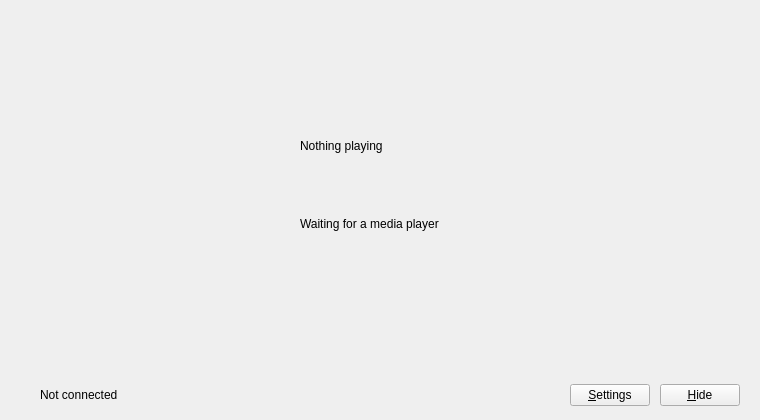
This is ui/mainwindow.ui in se0siris/vobot-now-playing as Qt 5 draws it before an edit. The edited form follows.
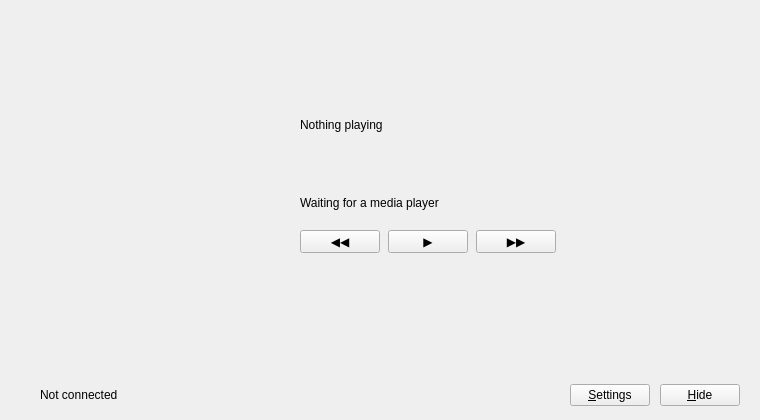
This is the edited form.

Commit message: Added UDP discovery. Added default image to mini-dock app. Used on first start and when no media player is active. Added media buttons to client app. Added PyInstaller script for packaging client .exe.

```diff
--- a/ui/mainwindow.ui
+++ b/ui/mainwindow.ui
@@ -159,6 +159,81 @@
            </property>
           </widget>
          </item>
+         <item>
+          <spacer name="spacer_transport">
+           <property name="orientation">
+            <enum>Qt::Vertical</enum>
+           </property>
+           <property name="sizeType">
+            <enum>QSizePolicy::Fixed</enum>
+           </property>
+           <property name="sizeHint" stdset="0">
+            <size>
+             <width>20</width>
+             <height>14</height>
+            </size>
+           </property>
+          </spacer>
+         </item>
+         <item>
+          <layout class="QHBoxLayout" name="layout_transport">
+           <property name="spacing">
+            <number>8</number>
+           </property>
+           <item>
+            <widget class="QPushButton" name="button_previous">
+             <property name="cursor">
+              <cursorShape>PointingHandCursor</cursorShape>
+             </property>
+             <property name="toolTip">
+              <string>Previous track</string>
+             </property>
+             <property name="text">
+              <string>◀◀</string>
+             </property>
+            </widget>
+           </item>
+           <item>
+            <widget class="QPushButton" name="button_play_pause">
+             <property name="cursor">
+              <cursorShape>PointingHandCursor</cursorShape>
+             </property>
+             <property name="toolTip">
+              <string>Play or pause</string>
+             </property>
+             <property name="text">
+              <string>▶</string>
+             </property>
+            </widget>
+           </item>
+           <item>
+            <widget class="QPushButton" name="button_next">
+             <property name="cursor">
+              <cursorShape>PointingHandCursor</cursorShape>
+             </property>
+             <property name="toolTip">
+              <string>Next track</string>
+             </property>
+             <property name="text">
+              <string>▶▶</string>
+             </property>
+            </widget>
+           </item>
+           <item>
+            <spacer name="spacer_transport_right">
+             <property name="orientation">
+              <enum>Qt::Horizontal</enum>
+             </property>
+             <property name="sizeHint" stdset="0">
+              <size>
+               <width>40</width>
+               <height>20</height>
+              </size>
+             </property>
+            </spacer>
+           </item>
+          </layout>
+         </item>
          <item>
           <spacer name="spacer_meta_bottom">
            <property name="orientation">
```
The commit also changes 19 other files.
